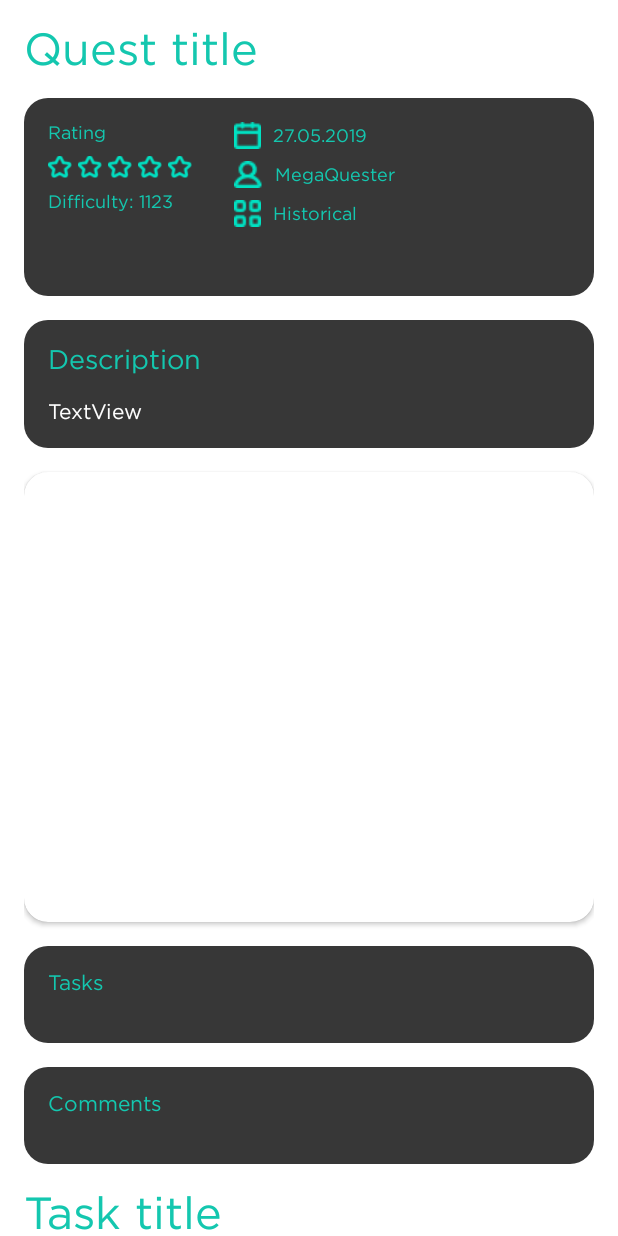
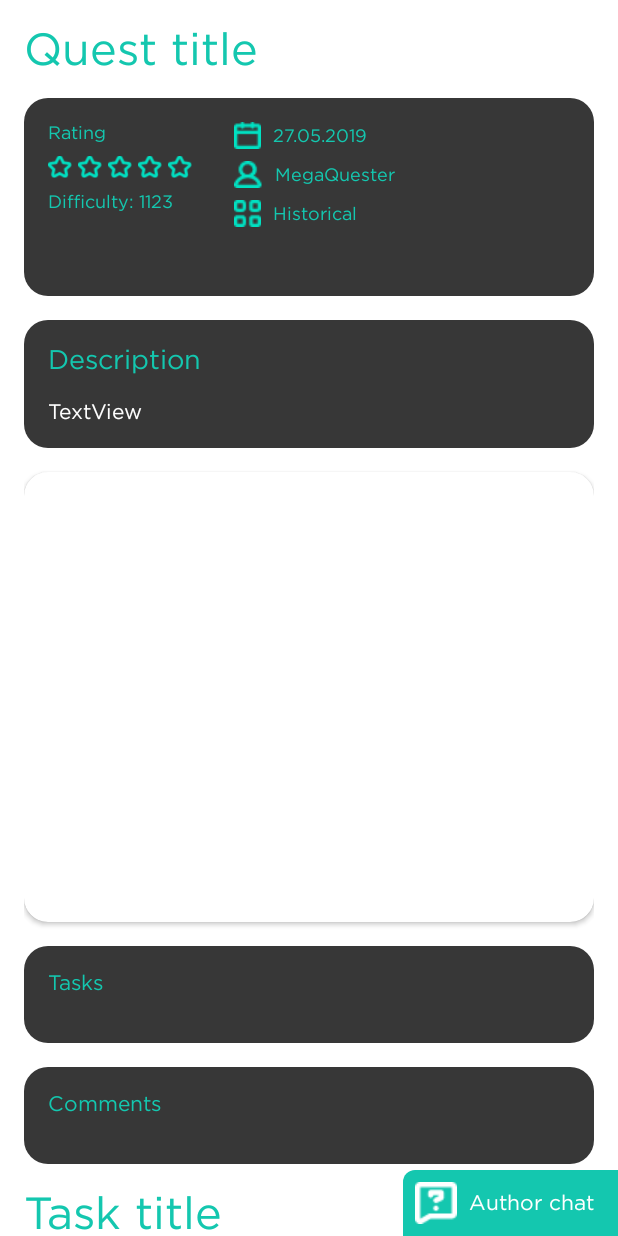
Before and after one commit to Vyachee/WSR1-MADventrue, an Android app: the layout fragment_quest_detail.xml on its own in the app's theme, with its tools: preview values and no code run, on a phone screen of 412 x 824 dp. Run offline under Robolectric (Android 15) with nearby library versions, the light colour scheme and no system bars; plain views replace CodeScannerView; network calls fail.

Commit message:
Quest details screen 2

```diff
--- a/app/src/main/res/layout-land/fragment_quest_detail.xml
+++ b/app/src/main/res/layout-land/fragment_quest_detail.xml
@@ -866,8 +866,6 @@
         app:layout_constraintBottom_toBottomOf="parent"
         app:layout_constraintEnd_toEndOf="parent">
 
-
-
         <androidx.recyclerview.widget.RecyclerView
             android:id="@+id/rv_chat"
             android:layout_width="match_parent"
--- a/app/src/main/res/layout/fragment_quest_detail.xml
+++ b/app/src/main/res/layout/fragment_quest_detail.xml
@@ -771,6 +771,109 @@
             android:textSize="12sp" />
     </LinearLayout>
 
+
+    <LinearLayout
+        android:id="@+id/ll_chat_toggle"
+        android:layout_width="wrap_content"
+        android:layout_height="wrap_content"
+        android:background="@drawable/author_chat_bg"
+        android:gravity="center_vertical"
+        android:orientation="horizontal"
+        app:layout_constraintBottom_toTopOf="@+id/ll_chat"
+        app:layout_constraintEnd_toEndOf="parent">
+
+        <ImageView
+            android:id="@+id/imageView31"
+            android:layout_width="wrap_content"
+            android:layout_height="wrap_content"
+            android:layout_weight="1"
+            android:padding="8dp"
+            app:srcCompat="@drawable/author_chat" />
+
+        <TextView
+            android:id="@+id/textView30"
+            android:layout_width="wrap_content"
+            android:layout_height="wrap_content"
+            android:layout_marginRight="16dp"
+            android:layout_weight="1"
+            android:fontFamily="@font/gotham"
+            android:text="Author chat"
+            android:textColor="#fff"
+            android:textSize="14sp" />
+    </LinearLayout>
+
+    <LinearLayout
+        android:id="@+id/ll_chat"
+        android:layout_width="300dp"
+        android:layout_height="250dp"
+        android:background="#171717"
+        android:orientation="vertical"
+        android:visibility="gone"
+        android:gravity="bottom"
+        app:layout_constraintBottom_toBottomOf="parent"
+        app:layout_constraintEnd_toEndOf="parent">
+
+        <androidx.recyclerview.widget.RecyclerView
+            android:id="@+id/rv_chat"
+            android:layout_width="match_parent"
+            android:layout_height="wrap_content"
+            android:layout_marginTop="8dp"
+            android:layout_marginBottom="8dp"
+            android:layout_weight="1"/>
+
+        <ImageView
+            android:id="@+id/imageView35"
+            android:layout_width="48dp"
+            android:layout_height="46dp"
+            android:layout_gravity="center"
+            android:layout_weight="1"
+            app:srcCompat="@drawable/refresh" />
+
+        <LinearLayout
+            android:layout_width="match_parent"
+            android:layout_height="wrap_content"
+            android:padding="8dp"
+            android:background="#000"
+            android:layout_weight="0"
+            android:orientation="vertical">
+
+            <TextView
+                android:id="@+id/textView36"
+                android:layout_width="match_parent"
+                android:layout_height="wrap_content"
+                android:fontFamily="@font/gotham"
+                android:text="Input your message"
+                android:textColor="@color/aqua"
+                android:textSize="8sp" />
+
+            <LinearLayout
+                android:layout_width="match_parent"
+                android:layout_height="wrap_content"
+                android:orientation="horizontal">
+
+                <EditText
+                    android:id="@+id/et_chat_text"
+                    android:layout_width="match_parent"
+                    android:layout_height="wrap_content"
+                    android:layout_weight="1"
+                    android:fontFamily="@font/gotham"
+                    android:textColor="@color/white"
+                    android:theme="@style/EditTextTheme" />
+
+                <ImageView
+                    android:id="@+id/iv_send_message"
+                    android:layout_width="32dp"
+                    android:layout_height="32dp"
+                    android:layout_weight="0"
+                    app:srcCompat="@drawable/send" />
+
+
+            </LinearLayout>
+        </LinearLayout>
+
+
+    </LinearLayout>
+
     <com.budiyev.android.codescanner.CodeScannerView
         android:id="@+id/scanner"
         android:visibility="gone"
```
